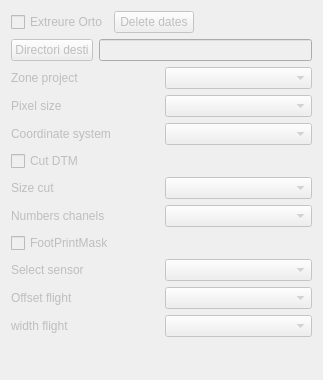
The window that createorto.ui (tonilogar/ToolsPcot) describes before a commit, drawn with Qt 5.
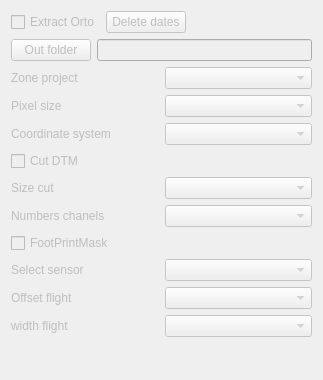
The same window after the commit.

```diff
--- a/createorto.ui
+++ b/createorto.ui
@@ -22,7 +22,7 @@
         <bool>false</bool>
        </property>
        <property name="text">
-        <string>Extreure Orto</string>
+        <string>Extract Orto</string>
        </property>
       </widget>
      </item>
@@ -59,7 +59,7 @@
         <bool>false</bool>
        </property>
        <property name="text">
-        <string>Directori desti</string>
+        <string>Out folder</string>
        </property>
       </widget>
      </item>
```
